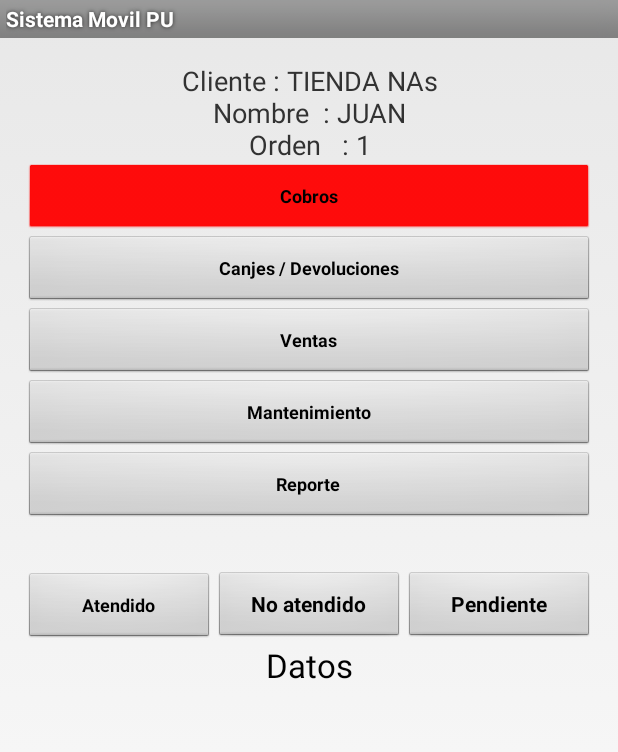
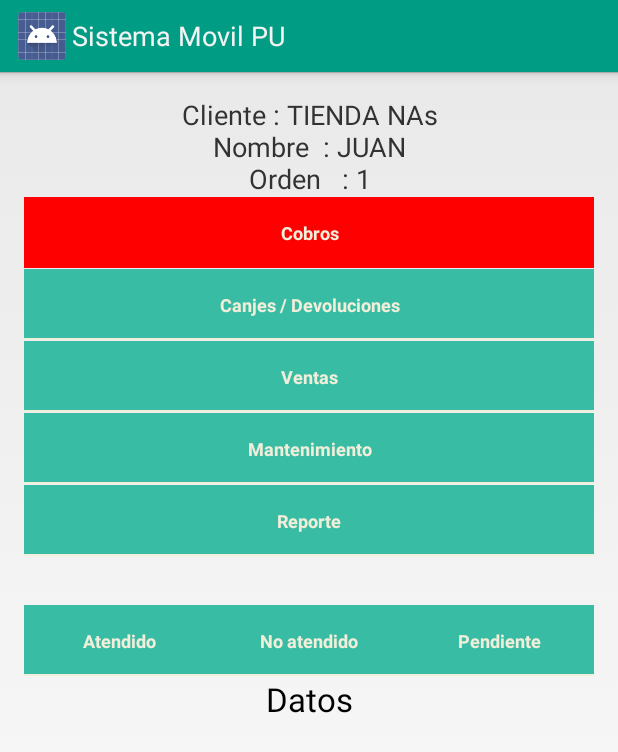
Before and after one commit to consultorasystemstrategy/Union, an Android app: the VMovil_Menu_Establec screen opened directly, with no data from a screen before it, after a tap on an icon or button, on a phone screen of 412 x 824 dp. Shown: the top 752 px of the screen. Run offline under Robolectric (Android 15) with nearby library versions, the phone set to English and light mode, and no system bars.

Commit message:
Mejorando el tema de la aplicación

```diff
--- a/app/src/main/AndroidManifest.xml
+++ b/app/src/main/AndroidManifest.xml
@@ -14,7 +14,7 @@
     <application
         android:icon="@drawable/ic_launcher"
         android:label="@string/app_name"
-        android:theme="@android:style/Theme.Light" >
+        android:theme="@style/TemaPersonalizadoSteve" >
         <activity
             android:name=".Vistas.VMovil_Menu_Establec"
             android:label="@string/app_name" >
--- a/app/src/main/java/union/union_vr1/Sqlite/CursorAdapterEstablecimientoColor.java
+++ b/app/src/main/java/union/union_vr1/Sqlite/CursorAdapterEstablecimientoColor.java
@@ -54,6 +54,7 @@ public class CursorAdapterEstablecimientoColor extends CursorAdapter{
             TextView textView = (TextView) view;
             textView.setSingleLine(false);
             textView.setText(establecimiento);
+            textView.setTextColor(context.getResources().getColor(R.color.PersonalizadoSteve4));
 
             WindowManager.LayoutParams layout_791 = new WindowManager.LayoutParams();
             layout_791.width = WindowManager.LayoutParams.MATCH_PARENT;
@@ -65,16 +66,16 @@ public class CursorAdapterEstablecimientoColor extends CursorAdapter{
             textView.setText(establecimiento);
             switch (id_estado_atencion){
                 case 1:
-                    textView.setBackgroundColor(Color.BLUE);
+                    textView.setBackgroundColor(context.getResources().getColor(R.color.azul));
                     break;
                 case 2:
-                    textView.setBackgroundColor(Color.GREEN);
+                    textView.setBackgroundColor(context.getResources().getColor(R.color.verde));
                     break;
                 case 3:
-                    textView.setBackgroundColor(Color.RED);
+                    textView.setBackgroundColor(context.getResources().getColor(R.color.rojo));
                     break;
                 case 4:
-                    textView.setBackgroundColor(Color.YELLOW);
+                    textView.setBackgroundColor(context.getResources().getColor(R.color.amarillo));
                     break;
 
             }
--- /dev/null
+++ b/app/src/main/res/drawable/border_bottom_personalizado_steve.xml
@@ -0,0 +1,20 @@
+<?xml version="1.0" encoding="utf-8"?>
+<layer-list xmlns:android="http://schemas.android.com/apk/res/android" >
+    <item
+        android:bottom="1dp"
+        android:left="-2dp"
+        android:right="-2dp"
+        android:top="-2dp">
+        <shape android:shape="rectangle" >
+            <stroke
+                android:width="1dp"
+                android:color="@color/PersonalizadoSteve3" />
+            <solid android:color="@color/PersonalizadoSteve2" />
+            <padding android:left="10dp"
+                android:right="10dp"
+                android:top="10dp"
+                android:bottom="10dp" />
+        </shape>
+    </item>
+
+</layer-list>
--- a/app/src/main/res/layout/login.xml
+++ b/app/src/main/res/layout/login.xml
@@ -2,7 +2,7 @@
     xmlns:tools="http://schemas.android.com/tools"
     android:layout_width="match_parent"
     android:layout_height="match_parent"
-   >
+    android:background="#ffffff">
 
     <Button
         android:id="@+id/salir"
--- a/app/src/main/res/layout/princ_evento_establec.xml
+++ b/app/src/main/res/layout/princ_evento_establec.xml
@@ -25,8 +25,7 @@
         android:text="Cobros"
         android:id="@+id/VEE_BTNcobros"
         android:layout_below="@+id/VEE_TVWtitulo"
-        android:layout_centerHorizontal="true"
-        style="@style/button_text" />
+        android:layout_centerHorizontal="true"/>
 
     <Button
         android:layout_width="match_parent"
@@ -34,8 +33,7 @@
         android:text="Canjes / Devoluciones"
         android:id="@+id/VEE_BTNcandev"
         android:layout_below="@+id/VEE_BTNcobros"
-        android:layout_centerHorizontal="true"
-        style="@style/button_text" />
+        android:layout_centerHorizontal="true" />
 
     <Button
         android:layout_width="match_parent"
@@ -43,8 +41,7 @@
         android:text="Ventas"
         android:id="@+id/VEE_BTNventas"
         android:layout_below="@+id/VEE_BTNcandev"
-        android:layout_centerHorizontal="true"
-        style="@style/button_text" />
+        android:layout_centerHorizontal="true" />
 
     <Button
         android:layout_width="match_parent"
@@ -52,8 +49,7 @@
         android:text="Mantenimiento"
         android:id="@+id/VEE_BTNmanten"
         android:layout_below="@+id/VEE_BTNventas"
-        android:layout_centerHorizontal="true"
-        style="@style/button_text" />
+        android:layout_centerHorizontal="true"/>
 
     <Button
         android:layout_width="match_parent"
@@ -61,15 +57,13 @@
         android:text="Reporte"
         android:id="@+id/VEE_BTNreport"
         android:layout_below="@+id/VEE_BTNmanten"
-        android:layout_centerHorizontal="true"
-        style="@style/button_text" />
+        android:layout_centerHorizontal="true"/>
 
     <LinearLayout
         android:orientation="horizontal"
         android:layout_width="fill_parent"
         android:layout_height="wrap_content"
         android:layout_below="@+id/VEE_BTNreport"
-        android:layout_toStartOf="@+id/VEE_BTNEstadoAtendido"
         android:layout_alignRight="@+id/VEE_BTNreport"
         android:layout_alignEnd="@+id/VEE_BTNreport"
         android:id="@+id/linearLayout"
@@ -80,7 +74,6 @@
             android:layout_height="wrap_content"
             android:text="Atendido"
             android:id="@+id/VEE_BTNEstadoAtendido"
-            style="@style/button_text"
             android:layout_below="@+id/linearLayout"
             android:layout_centerHorizontal="true"
             android:layout_weight="1" />
--- /dev/null
+++ b/app/src/main/res/values/color.xml
@@ -0,0 +1,23 @@
+<?xml version="1.0" encoding="utf-8"?>
+<resources>
+
+
+    <color name="ColorPUPrincipal">#006</color>
+    <color name="ColorPUSecundario">#C03533</color>
+    <color name="ColorPUTercero">#F1EEDA</color>
+
+
+    <color name="PersonalizadoSteve1">#009D84</color>
+    <color name="PersonalizadoSteve2">#39BCA4</color>
+    <color name="PersonalizadoSteve3">#F1EEDA</color>
+    <color name="PersonalizadoSteve4">#4C565E</color>
+    <color name="PersonalizadoSteve5">#E75244</color>
+
+
+    <color name="azul">#049DBF</color>
+    <color name="verde">#009D84</color>
+    <color name="rojo">#FF004E</color>
+    <color name="amarillo">#FED94E</color>
+
+
+</resources>
--- a/app/src/main/res/values/styles.xml
+++ b/app/src/main/res/values/styles.xml
@@ -4,13 +4,50 @@
     <style name="AppTheme" parent="android:Theme.Holo.Light.DarkActionBar">
         <!-- Customize your theme here. -->
     </style>
-<style name="button_text" >
+
+    <!-- PERSONALIZANDO LOS TEMAS PARA LA INTERGAZ DE USUARIO-->
+    <style name="TemaProductosUnion" parent="android:Theme.Holo.Light.DarkActionBar">
+        <!-- Customize your theme here. -->
+        <item name="android:actionBarStyle">@style/ActionBarUnion</item>
+        <item name="android:buttonStyle">@style/MyButtonStyle</item>
+    </style>
+    <style name="TemaPersonalizadoSteve" parent="android:Theme.Holo.Light.DarkActionBar">
+        <item name="android:actionBarStyle">@style/ActionBarPersonalizadoSteve</item>
+        <item name="android:buttonStyle">@style/ButtonStylePersonalizadoSteve</item>
+    </style>
+
+
+    <style name="ActionBarUnion" parent="@android:style/Widget.Holo.Light.ActionBar.Solid.Inverse">
+        <item name="android:background">@color/ColorPUPrincipal</item>
+    </style>
+    <style name="MyButtonStyle" parent="@android:style/Widget.Holo.Light.Button">
+        <item name="android:background">@drawable/border_bottom</item>
+        <item name="android:textColor">@color/ColorPUTercero</item>
         <item name="android:layout_width" >fill_parent</item>
         <item name="android:layout_height" >wrap_content</item>
-    <item name="android:textColor" >#000000</item>
         <item name="android:gravity" >center</item>
         <item name="android:textSize" >12dp</item>
         <item name="android:textStyle" >bold</item>
-    <item name="android:shadowRadius" >2</item>
+        <item name="android:shadowRadius">2</item>
+        <item name="android:layout_marginBottom">0dp</item>
+        <item name="android:layout_marginTop">0dp</item>
     </style>
+
+    <style name="ActionBarPersonalizadoSteve" parent="@android:style/Widget.Holo.Light.ActionBar.Solid.Inverse">
+    <item name="android:background">@color/PersonalizadoSteve1</item>
+</style>
+    <style name="ButtonStylePersonalizadoSteve" parent="@android:style/Widget.Holo.Light.Button">
+        <item name="android:background">@drawable/border_bottom_personalizado_steve</item>
+        <item name="android:textColor">@color/PersonalizadoSteve3</item>
+        <item name="android:layout_width" >fill_parent</item>
+        <item name="android:layout_height" >wrap_content</item>
+        <item name="android:gravity" >center</item>
+        <item name="android:textSize" >12dp</item>
+        <item name="android:textStyle" >bold</item>
+        <item name="android:shadowRadius">2</item>
+        <item name="android:layout_marginBottom">0dp</item>
+        <item name="android:layout_marginTop">0dp</item>
+    </style>
+
+
 </resources>
```
Also changed, not shown: app/src/main/res/drawable/border_bottom.xml (added, +20 -0 lines), app/src/main/res/layout/princ_evento_indice.xml (+6 -12 lines), app/src/main/res/layout/princ_venta_cabecera.xml (+25 -9 lines). Lines whose indentation alone changed are shown as unchanged.
